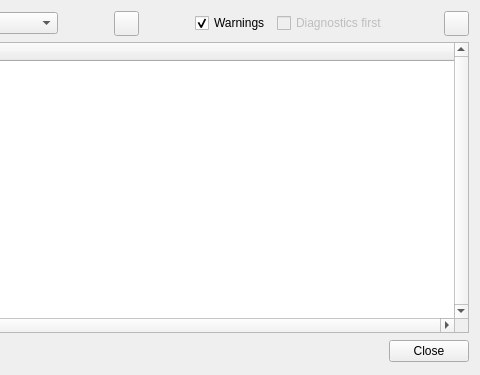
First picture: the form in CGNS/NAV/T/Q7DiagWindow.ui, repository pyCGNS/pyCGNS, before the edit; both pictures show x 235 to 715 and y 0 to 375 of the 715 by 375 pixel window.
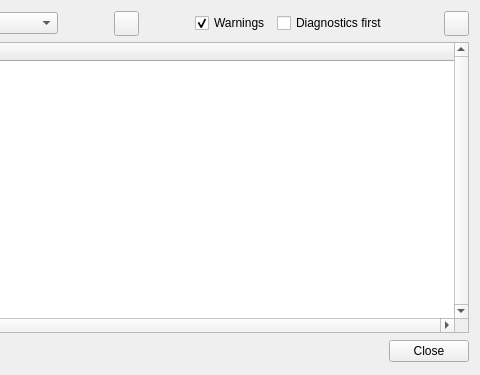
Second picture: the form after the edit. Icons and pictures are not drawn.

The edit to the form file:
```diff
--- a/CGNS/NAV/T/Q7DiagWindow.ui
+++ b/CGNS/NAV/T/Q7DiagWindow.ui
@@ -315,7 +315,7 @@
      <item>
       <widget class="QCheckBox" name="cDiagFirst">
        <property name="enabled">
-        <bool>false</bool>
+        <bool>true</bool>
        </property>
        <property name="text">
         <string>Diagnostics first</string>
```
